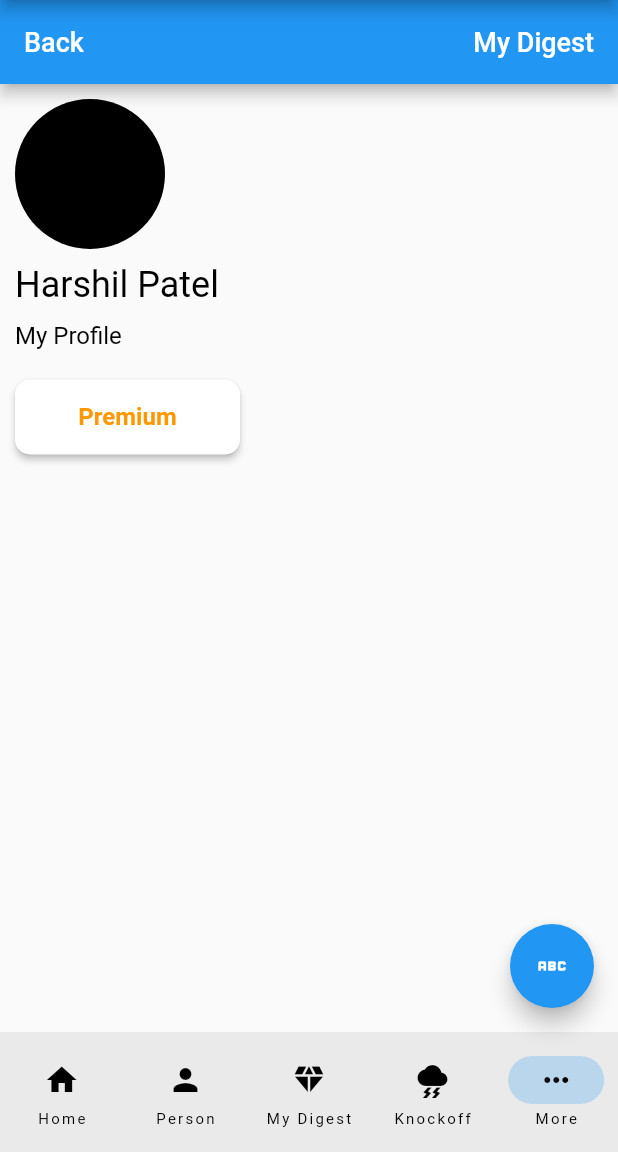
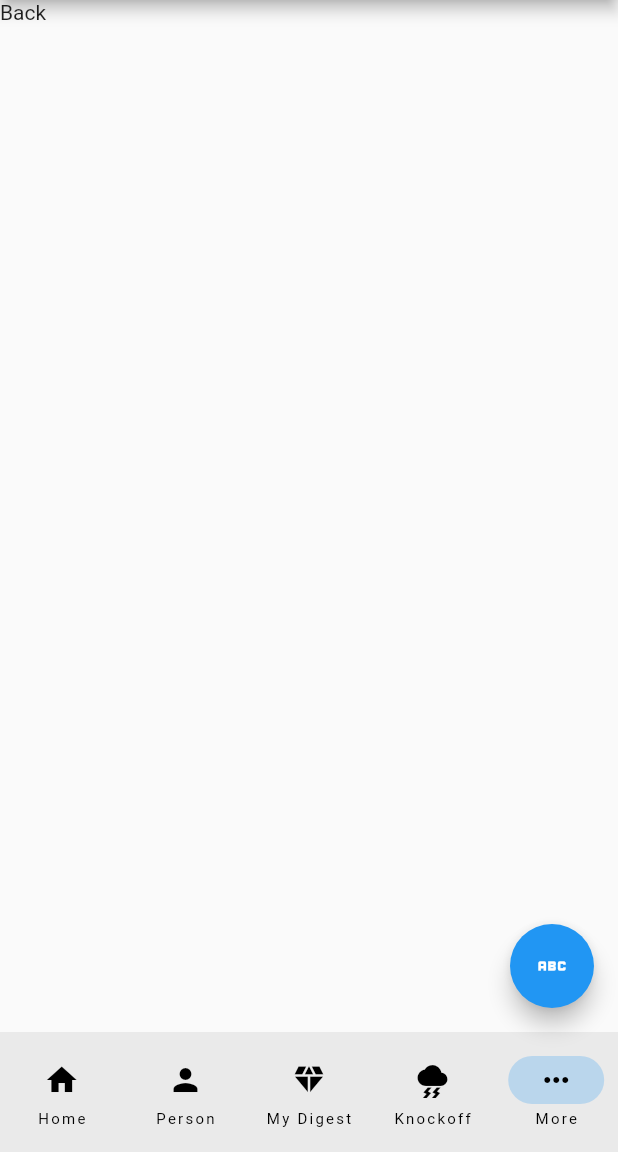
Before and after one commit to harshilpatel9999/my_demo, a Flutter app: the screen it shows after launch, on a phone screen of 412 x 824 dp, the part 84-1236 px from its top. Run offline on Flutter 3.47's test engine with Material 2 defaults, Android fonts, the phone set to English and light mode, and no system bars.

Commit message:
save 22/5

```diff
--- a/lib/main.dart
+++ b/lib/main.dart
@@ -36,7 +36,7 @@ class _RootpageState extends State<Rootpage> {
     const ProfilePage(),
     const MyDigestPage(),
     const KnockOffPage(),
-    MoreFigmaPage()
+    const MoreFigmaPage()
   ];
 
 //  set currentPage(dynamic value) {}
--- a/lib/more_figma.dart
+++ b/lib/more_figma.dart
@@ -1,90 +1,18 @@
 import 'package:flutter/material.dart';
-import 'package:my_demo/more_figma.dart';
+// import 'package:my_demo/more_figma.dart';
 
 void main() {
-  runApp(MoreFigmaPage());
+  runApp(const MoreFigmaPage());
 }
 
 class MoreFigmaPage extends StatelessWidget {
+  const MoreFigmaPage({super.key});
+
   @override
   Widget build(BuildContext context) {
-    return MaterialApp(
-      debugShowCheckedModeBanner: false,
+    return const MaterialApp(
       home: Scaffold(
-        appBar: AppBar(
-          backgroundColor: Colors.blue,
-          title: Row(
-            mainAxisAlignment: MainAxisAlignment.spaceBetween,
-            children: [
-              Text(
-                'Back',
-                style: TextStyle(
-                  fontSize: 18,
-                  color: Colors.white,
-                ),
-              ),
-              Text(
-                'My Digest',
-                style: TextStyle(
-                  fontSize: 18,
-                  color: Colors.white,
-                ),
-              ),
-            ],
-          ),
-        ),
-        body: SingleChildScrollView(
-          padding: EdgeInsets.all(10),
-          child: Column(
-            crossAxisAlignment: CrossAxisAlignment.start,
-            children: [
-              CircleAvatar(
-                radius: 50,
-                backgroundColor: Colors.black,
-                // Replace the `imageUrl` with your actual profile picture.
-                // backgroundImage: NetworkImage(imageUrl),
-              ),
-              SizedBox(height: 10),
-              Text(
-                'Harshil Patel',
-                style: TextStyle(
-                  fontSize: 24,
-                  color: Colors.black,
-                ),
-              ),
-              SizedBox(height: 10),
-              Text(
-                'My Profile',
-                style: TextStyle(
-                  fontSize: 16,
-                  color: Colors.black,
-                ),
-              ),
-              SizedBox(height: 20),
-              ElevatedButton(
-                onPressed: () {
-                  // Add your logic here for the Premium button.
-                },
-                style: ElevatedButton.styleFrom(
-                  primary: Colors.white,
-                  onPrimary: Colors.orange,
-                  shape: RoundedRectangleBorder(
-                    borderRadius: BorderRadius.circular(10),
-                  ),
-                  elevation: 2,
-                  minimumSize: Size(150, 50),
-                ),
-                child: Text(
-                  'Premium',
-                  style: TextStyle(
-                    fontSize: 16,
-                    fontWeight: FontWeight.bold,
-                  ),
-                ),
-              ),
-            ],
-          ),
-        ),
+        body: Text('Back'),
       ),
     );
   }
```
